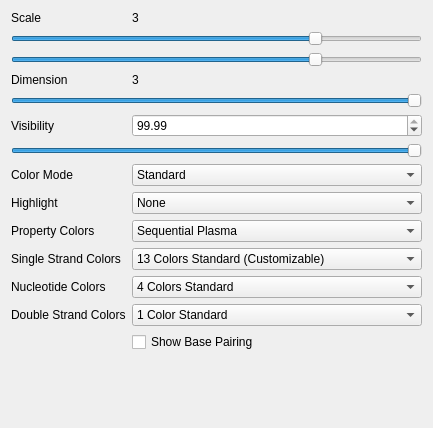
Qt form AdenitaCoreSE/form/SEAdenitaVisualModelProperties.ui (edellano/Adenita-SAMSON-Edition) before a commit.
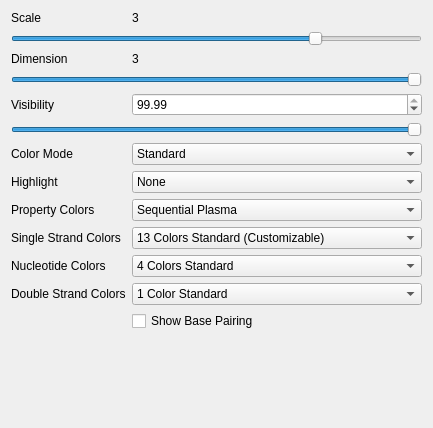
The same form after that commit.

```diff
--- a/AdenitaCoreSE/form/SEAdenitaVisualModelProperties.ui
+++ b/AdenitaCoreSE/form/SEAdenitaVisualModelProperties.ui
@@ -37,22 +37,6 @@
       </widget>
      </item>
      <item row="1" column="0" colspan="2">
-      <widget class="QSlider" name="hslDiscreteScale">
-       <property name="maximum">
-        <number>4</number>
-       </property>
-       <property name="pageStep">
-        <number>1</number>
-       </property>
-       <property name="value">
-        <number>3</number>
-       </property>
-       <property name="orientation">
-        <enum>Qt::Horizontal</enum>
-       </property>
-      </widget>
-     </item>
-     <item row="2" column="0" colspan="2">
       <widget class="QSlider" name="hslScale">
        <property name="maximum">
         <number>40</number>
@@ -77,21 +61,21 @@
        </property>
       </widget>
      </item>
-     <item row="3" column="0">
+     <item row="2" column="0">
       <widget class="QLabel" name="label_3">
        <property name="text">
         <string>Dimension</string>
        </property>
       </widget>
      </item>
-     <item row="3" column="1">
+     <item row="2" column="1">
       <widget class="QLabel" name="lblDimension">
        <property name="text">
         <string>3</string>
        </property>
       </widget>
      </item>
-     <item row="4" column="0" colspan="2">
+     <item row="3" column="0" colspan="2">
       <widget class="QSlider" name="hslDimension">
        <property name="minimum">
         <number>1</number>
@@ -107,14 +91,14 @@
        </property>
       </widget>
      </item>
-     <item row="5" column="0">
+     <item row="4" column="0">
       <widget class="QLabel" name="label_2">
        <property name="text">
         <string>Visibility</string>
        </property>
       </widget>
      </item>
-     <item row="5" column="1">
+     <item row="4" column="1">
       <widget class="QDoubleSpinBox" name="spbVisibility">
        <property name="singleStep">
         <double>0.050000000000000</double>
@@ -124,7 +108,7 @@
        </property>
       </widget>
      </item>
-     <item row="6" column="0" colspan="2">
+     <item row="5" column="0" colspan="2">
       <widget class="QSlider" name="hslVisibility">
        <property name="value">
         <number>99</number>
@@ -134,7 +118,14 @@
        </property>
       </widget>
      </item>
-     <item row="7" column="1">
+     <item row="6" column="0">
+      <widget class="QLabel" name="label_4">
+       <property name="text">
+        <string>Color Mode</string>
+       </property>
+      </widget>
+     </item>
+     <item row="6" column="1">
       <widget class="QComboBox" name="cbbPropertyColors">
        <item>
         <property name="text">
@@ -154,20 +145,44 @@
       </widget>
      </item>
      <item row="7" column="0">
-      <widget class="QLabel" name="label_4">
+      <widget class="QLabel" name="label_9">
        <property name="text">
-        <string>Color Mode</string>
+        <string>Highlight</string>
        </property>
       </widget>
      </item>
-     <item row="9" column="0">
+     <item row="7" column="1">
+      <widget class="QComboBox" name="cbbHighlight">
+       <item>
+        <property name="text">
+         <string>None</string>
+        </property>
+       </item>
+       <item>
+        <property name="text">
+         <string>Crossovers</string>
+        </property>
+       </item>
+       <item>
+        <property name="text">
+         <string>GC Content</string>
+        </property>
+       </item>
+       <item>
+        <property name="text">
+         <string>Tagged</string>
+        </property>
+       </item>
+      </widget>
+     </item>
+     <item row="8" column="0">
       <widget class="QLabel" name="label_5">
        <property name="text">
         <string>Property Colors</string>
        </property>
       </widget>
      </item>
-     <item row="9" column="1">
+     <item row="8" column="1">
       <widget class="QComboBox" name="cbbPropertyColorSchemes">
        <item>
         <property name="text">
@@ -186,14 +201,14 @@
        </item>
       </widget>
      </item>
-     <item row="10" column="0">
+     <item row="9" column="0">
       <widget class="QLabel" name="label_6">
        <property name="text">
         <string>Single Strand Colors</string>
        </property>
       </widget>
      </item>
-     <item row="10" column="1">
+     <item row="9" column="1">
       <widget class="QComboBox" name="cbbSingleStrandColorScheme">
        <item>
         <property name="text">
@@ -217,14 +232,14 @@
        </item>
       </widget>
      </item>
-     <item row="11" column="0">
+     <item row="10" column="0">
       <widget class="QLabel" name="label_7">
        <property name="text">
         <string>Nucleotide Colors</string>
        </property>
       </widget>
      </item>
-     <item row="11" column="1">
+     <item row="10" column="1">
       <widget class="QComboBox" name="cbbNucleotideColorScheme">
        <item>
         <property name="text">
@@ -248,14 +263,14 @@
        </item>
       </widget>
      </item>
-     <item row="12" column="0">
+     <item row="11" column="0">
       <widget class="QLabel" name="label_8">
        <property name="text">
         <string>Double Strand Colors</string>
        </property>
       </widget>
      </item>
-     <item row="12" column="1">
+     <item row="11" column="1">
       <widget class="QComboBox" name="cbbDoulbeStrandColorScheme">
        <item>
         <property name="text">
@@ -284,38 +299,7 @@
        </item>
       </widget>
      </item>
-     <item row="8" column="0">
-      <widget class="QLabel" name="label_9">
-       <property name="text">
-        <string>Highlight</string>
-       </property>
-      </widget>
-     </item>
-     <item row="8" column="1">
-      <widget class="QComboBox" name="cbbHighlight">
-       <item>
-        <property name="text">
-         <string>None</string>
-        </property>
-       </item>
-       <item>
-        <property name="text">
-         <string>Crossovers</string>
-        </property>
-       </item>
-       <item>
-        <property name="text">
-         <string>GC Content</string>
-        </property>
-       </item>
-       <item>
-        <property name="text">
-         <string>Tagged</string>
-        </property>
-       </item>
-      </widget>
-     </item>
-     <item row="13" column="1">
+     <item row="12" column="1">
       <widget class="QCheckBox" name="chbShowBasePairing">
        <property name="text">
         <string>Show Base Pairing</string>
```
Left out of the diff: 16 changed lines with no effect on the pictures.
